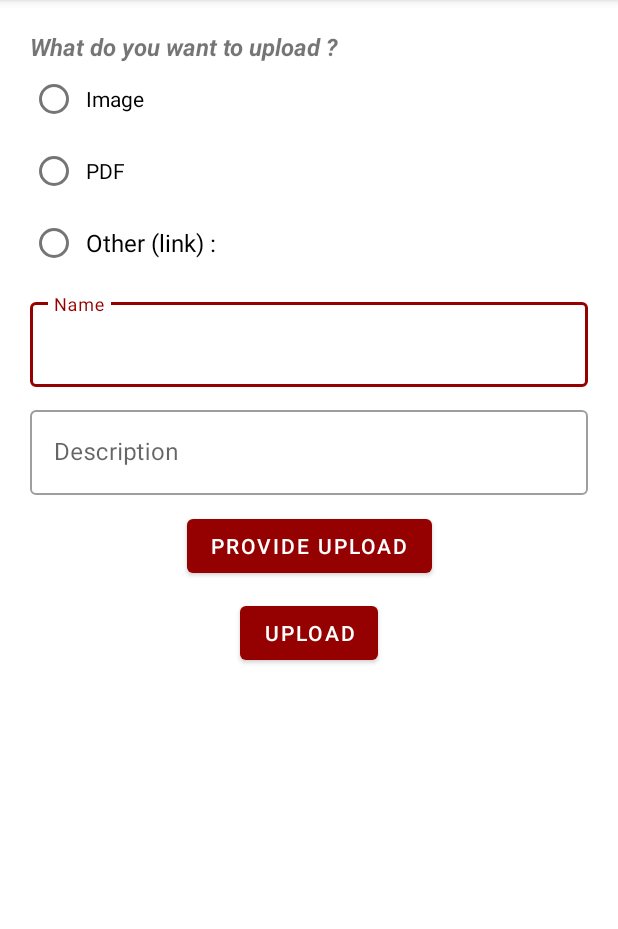
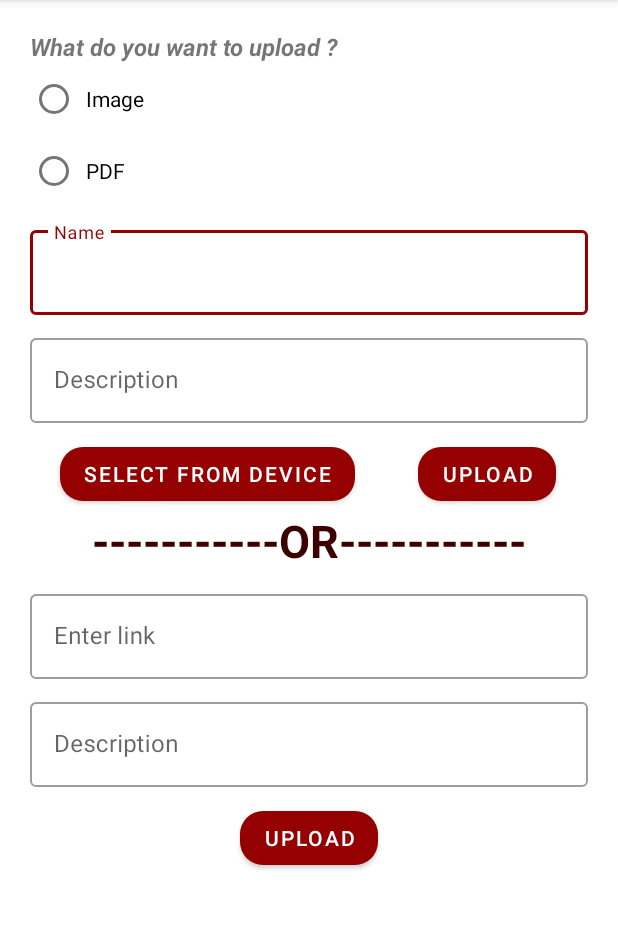
Before and after one commit to swarnima14/Connect-All-App, an Android app: the UploadResources screen opened directly, with no data from a screen before it, after a tap on "UPLOAD", on a phone screen of 412 x 824 dp, the part 84-1013 px from its top. Run offline under Robolectric (Android 15) with nearby library versions, the phone set to English and light mode, and no system bars; our stand-ins replace Firebase (no records; nobody signed in at launch, a user with empty details on screens opened directly); Roboto replaces fonts that are not available here.

Commit message:
upload resources completed

```diff
--- a/app/src/main/java/com/app/connectall/EditProfileActivity.java
+++ b/app/src/main/java/com/app/connectall/EditProfileActivity.java
@@ -65,7 +65,6 @@ public class EditProfileActivity extends AppCompatActivity {
                 } else {
                     Toast.makeText(EditProfileActivity.this, "Nothing selected from the radio group", Toast.LENGTH_SHORT).show();
                 }
-
 
                 hashMapFirst = new HashMap<>();
                 hashMapFirst.put("Name", name);
--- a/app/src/main/java/com/app/connectall/TalkActivity.java
+++ b/app/src/main/java/com/app/connectall/TalkActivity.java
@@ -25,7 +25,7 @@ public class TalkActivity extends AppCompatActivity {
     MaterialButton btnSchedule;
     DatePickerDialog datePickerDialog;
     TimePickerDialog picker;
-    String uid, name;
+    String uid, name, domain;
 
     @Override
     protected void onCreate(Bundle savedInstanceState) {
@@ -34,7 +34,7 @@ public class TalkActivity extends AppCompatActivity {
 
         initialise();
         name = getIntent().getStringExtra("name");
-
+        domain = getIntent().getStringExtra("domain");
 
         etDate.setOnClickListener(new View.OnClickListener() {
             @Override
@@ -65,7 +65,7 @@ public class TalkActivity extends AppCompatActivity {
                     Toast.makeText(TalkActivity.this, "All fields required", Toast.LENGTH_SHORT).show();
                 else
                 {
-                    DatabaseReference ref = FirebaseDatabase.getInstance().getReference().child("Talk Schedules");
+                    DatabaseReference ref = FirebaseDatabase.getInstance().getReference().child("Talk Schedules").child(domain);
                     HashMap<String, String> map = new HashMap<>();
                     map.put("Topic", topic);
                     map.put("Platform", platform);
--- a/app/src/main/java/com/app/connectall/UploadResources.java
+++ b/app/src/main/java/com/app/connectall/UploadResources.java
@@ -3,12 +3,15 @@ package com.app.connectall;
 import androidx.annotation.NonNull;
 import androidx.annotation.Nullable;
 import androidx.appcompat.app.AppCompatActivity;
+import androidx.swiperefreshlayout.widget.CircularProgressDrawable;
 
+import android.app.ProgressDialog;
 import android.content.Intent;
 import android.net.Uri;
 import android.os.Bundle;
 import android.provider.MediaStore;
 import android.view.View;
+import android.widget.ImageView;
 import android.widget.ProgressBar;
 import android.widget.RadioGroup;
 import android.widget.Toast;
@@ -25,15 +28,20 @@ import com.google.firebase.storage.OnProgressListener;
 import com.google.firebase.storage.StorageReference;
 import com.google.firebase.storage.UploadTask;
 
+import java.util.HashMap;
+
 public class UploadResources extends AppCompatActivity {
 
-    MaterialButton btnUpload, btnSelect;
+    MaterialButton btnUpload, btnUploadLink, btnSel;
     RadioGroup grp;
-    TextInputEditText etLink, etDesc, etName;
+    TextInputEditText etLink, etDesc, etName, etDescLink;
     TextInputLayout layLink;
     Uri pdfUri = null;
     Uri imgUri = null;
-    ProgressBar progressBar;
+    ProgressDialog progressDialog;
+    String uploadedBy, domain;
+    ImageView imgUpload;
+    Boolean checkImg = false, checkPdf = false;
 
     @Override
     protected void onCreate(Bundle savedInstanceState) {
@@ -41,24 +49,112 @@ public class UploadResources extends AppCompatActivity {
         setContentView(R.layout.act6_upload_resources);
 
         initialise();
+        uploadedBy = getIntent().getStringExtra("name");
+        domain = getIntent().getStringExtra("domain");
 
-        if(grp.getCheckedRadioButtonId() == R.id.btnLink)
-            layLink.setVisibility(View.VISIBLE);
-        else
-            layLink.setVisibility(View.GONE);
-
-        btnUpload.setOnClickListener(new View.OnClickListener() {
+        btnSel.setOnClickListener(new View.OnClickListener() {
             @Override
             public void onClick(View v) {
 
                 checkUploadOption();
             }
         });
-
-        btnSelect.setOnClickListener(new View.OnClickListener() {
+        btnUpload.setOnClickListener(new View.OnClickListener() {
+            @Override
+            public void onClick(View v) {
+                if(checkImg)
+                    upload(imgUri, "jpg");
+                if(checkPdf)
+                    upload(pdfUri, "pdf");
+            }
+        });
+        btnUploadLink.setOnClickListener(new View.OnClickListener() {
             @Override
             public void onClick(View v) {
 
+                String descLink = etDescLink.getText().toString().trim();
+                String link = etLink.getText().toString().trim();
+                uploadLink(descLink, link);
+            }
+        });
+    }
+
+    private void uploadLink(String descLink, String link) {
+        progressDialog.show();
+        DatabaseReference databaseReference = FirebaseDatabase.getInstance().getReference("Uploads").child(domain).child("links");
+        HashMap<String, String> map = new HashMap<>();
+        map.put("desc", descLink);
+        map.put("name", "link");
+        map.put("uploaded by", uploadedBy);
+        map.put("url", link);
+        String pushId = databaseReference.push().getKey();
+        databaseReference.child(pushId).setValue(map).addOnSuccessListener(new OnSuccessListener<Void>() {
+            @Override
+            public void onSuccess(Void aVoid) {
+                Toast.makeText(UploadResources.this, "Link uploaded successfully", Toast.LENGTH_SHORT).show();
+                etDescLink.setText("");
+                etLink.setText("");
+                progressDialog.dismiss();
+            }
+        }).addOnFailureListener(new OnFailureListener() {
+            @Override
+            public void onFailure(@NonNull Exception e) {
+                Toast.makeText(UploadResources.this, "Not uploaded", Toast.LENGTH_SHORT).show();
+                progressDialog.dismiss();
+            }
+        });
+    }
+
+    private void upload(Uri uri, String type)
+    {
+        progressDialog.show();
+        String name = etName.getText().toString().trim();
+        String desc = etDesc.getText().toString().trim();
+
+        String time = "" + System.currentTimeMillis();
+        StorageReference storageReference = FirebaseStorage.getInstance().getReference();
+        DatabaseReference databaseReference = FirebaseDatabase.getInstance().getReference("Uploads").child(domain).child(type);
+        String pushId = time;
+
+        StorageReference path = storageReference.child(pushId + "." + type);
+        path.putFile(uri).addOnSuccessListener(new OnSuccessListener<UploadTask.TaskSnapshot>() {
+            @Override
+            public void onSuccess(UploadTask.TaskSnapshot taskSnapshot) {
+                path.getDownloadUrl().addOnSuccessListener(new OnSuccessListener<Uri>() {
+                    @Override
+                    public void onSuccess(Uri uri) {
+                        String pushId = databaseReference.push().getKey();
+
+                        HashMap<String, String> map = new HashMap<>();
+                        map.put("name", name);
+                        map.put("desc", desc);
+                        map.put("uploaded by", uploadedBy);
+                        map.put("url", uri.toString());
+                        databaseReference.child(pushId).setValue(map);
+
+                        //databaseReference.child(pushId).setValue(uri.toString());
+                    }
+                });
+                progressDialog.dismiss();
+                imgUpload.setVisibility(View.GONE);
+                etDesc.setText("");
+                etName.setText("");
+                grp.clearCheck();
+                Toast.makeText(UploadResources.this, "Uploaded successfully", Toast.LENGTH_SHORT).show();
+            }
+
+        }).addOnFailureListener(new OnFailureListener() {
+            @Override
+            public void onFailure(@NonNull Exception e) {
+                Toast.makeText(UploadResources.this, "Failed", Toast.LENGTH_SHORT).show();
+                progressDialog.dismiss();
+                imgUpload.setVisibility(View.GONE);
+            }
+        }).addOnProgressListener(new OnProgressListener<UploadTask.TaskSnapshot>() {
+            @Override
+            public void onProgress(@NonNull UploadTask.TaskSnapshot snapshot) {
+                progressDialog.show();
+                imgUpload.setVisibility(View.GONE);
             }
         });
     }
@@ -67,27 +163,14 @@ public class UploadResources extends AppCompatActivity {
 
         if(grp.getCheckedRadioButtonId() == R.id.btnPdf)
         {
-            layLink.setVisibility(View.GONE);
             Intent intent = new Intent();
             intent.setAction(Intent.ACTION_GET_CONTENT);
             intent.setType("application/pdf");
             startActivityForResult(intent, 1);
             Toast.makeText(this, "pdf", Toast.LENGTH_SHORT).show();
         }
-        else if(grp.getCheckedRadioButtonId() == R.id.btnLink)
-        {
-            layLink.setVisibility(View.VISIBLE);
-            String link = etLink.getText().toString().trim();
-            if(!link.isEmpty()) {
-                DatabaseReference linkRef = FirebaseDatabase.getInstance().getReference("Link");
-                linkRef.push().setValue(link);
-            }
-            else
-            Toast.makeText(this, "no link provided", Toast.LENGTH_SHORT).show();
-        }
         else if(grp.getCheckedRadioButtonId() == R.id.btnImage)
         {
-            layLink.setVisibility(View.GONE);
             Intent intent = new Intent(Intent.ACTION_PICK, MediaStore.Images.Media.INTERNAL_CONTENT_URI);
             /*intent.setAction(Intent.ACTION_GET_CONTENT);
             intent.setType("image");*/
@@ -96,20 +179,25 @@ public class UploadResources extends AppCompatActivity {
         }
         else
         {
-            layLink.setVisibility(View.GONE);
             Toast.makeText(this, "select from above group", Toast.LENGTH_SHORT).show();
         }
     }
 
     private void initialise() {
         btnUpload = findViewById(R.id.btnUpload);
-        btnSelect = findViewById(R.id.btnSelect);
+        btnUploadLink = findViewById(R.id.btnUploadLink);
+        btnSel = findViewById(R.id.btnSelect);
+        imgUpload = findViewById(R.id.imgUpload);
         grp = findViewById(R.id.uploadGrp);
         layLink = findViewById(R.id.layLink);
         etDesc = findViewById(R.id.etDesc);
         etLink = findViewById(R.id.etLink);
         etName = findViewById(R.id.etName);
-        progressBar = findViewById(R.id.progressBar);
+        etDescLink = findViewById(R.id.etDescLink);
+        progressDialog = new ProgressDialog(this);
+        progressDialog.setMessage("Please Wait....");
+        progressDialog.setCancelable(false);
+        progressDialog.setCanceledOnTouchOutside(false);
     }
 
     @Override
@@ -118,74 +206,18 @@ public class UploadResources extends AppCompatActivity {
 
         if(resultCode == RESULT_OK && requestCode == 1)
         {
+            imgUpload.setVisibility(View.VISIBLE);
             pdfUri = data.getData();
-            final String time = "" + System.currentTimeMillis();
-            StorageReference storageReference = FirebaseStorage.getInstance().getReference();
-            DatabaseReference databaseReference = FirebaseDatabase.getInstance().getReference("PDF");
-            final String pushId = time;
-
-            final StorageReference path = storageReference.child(pushId + "." + "pdf");
-            path.putFile(pdfUri).addOnSuccessListener(new OnSuccessListener<UploadTask.TaskSnapshot>() {
-                @Override
-                public void onSuccess(UploadTask.TaskSnapshot taskSnapshot) {
-                    path.getDownloadUrl().addOnSuccessListener(new OnSuccessListener<Uri>() {
-                        @Override
-                        public void onSuccess(Uri uri) {
-                            String pushId = databaseReference.push().getKey();
-                            databaseReference.child(pushId).setValue(uri.toString());
-                        }
-                    });
-                    progressBar.setVisibility(View.GONE);
-                }
-
-            }).addOnFailureListener(new OnFailureListener() {
-                @Override
-                public void onFailure(@NonNull Exception e) {
-                    Toast.makeText(UploadResources.this, "Failed", Toast.LENGTH_SHORT).show();
-                    progressBar.setVisibility(View.GONE);
-                }
-            }).addOnProgressListener(new OnProgressListener<UploadTask.TaskSnapshot>() {
-                @Override
-                public void onProgress(@NonNull UploadTask.TaskSnapshot snapshot) {
-                    progressBar.setVisibility(View.VISIBLE);
-                }
-            });
+            checkImg = false;
+            checkPdf = true;
         }
 
         if(requestCode == 2 && resultCode == RESULT_OK)
         {
             imgUri = data.getData();
-
-            final String time = "" + System.currentTimeMillis();
-            StorageReference storageReference = FirebaseStorage.getInstance().getReference();
-            DatabaseReference databaseReference = FirebaseDatabase.getInstance().getReference("Image");
-            final String pushId = time;
-
-            final StorageReference path = storageReference.child(pushId + "." + "jpg");
-            path.putFile(imgUri).addOnSuccessListener(new OnSuccessListener<UploadTask.TaskSnapshot>() {
-                @Override
-                public void onSuccess(UploadTask.TaskSnapshot taskSnapshot) {
-                    path.getDownloadUrl().addOnSuccessListener(new OnSuccessListener<Uri>() {
-                        @Override
-                        public void onSuccess(Uri uri) {
-                            String pushId = databaseReference.push().getKey();
-                            databaseReference.child(pushId).setValue(uri.toString());
-                        }
-                    });
-                    progressBar.setVisibility(View.GONE);
-                }
-            }).addOnFailureListener(new OnFailureListener() {
-                @Override
-                public void onFailure(@NonNull Exception e) {
-                    Toast.makeText(UploadResources.this, "Failed", Toast.LENGTH_SHORT).show();
-                    progressBar.setVisibility(View.GONE);
-                }
-            }).addOnProgressListener(new OnProgressListener<UploadTask.TaskSnapshot>() {
-                @Override
-                public void onProgress(@NonNull UploadTask.TaskSnapshot snapshot) {
-                    progressBar.setVisibility(View.VISIBLE);
-                }
-            });
+            imgUpload.setVisibility(View.VISIBLE);
+            checkImg = true;
+            checkPdf = false;
         }
     }
 }
--- a/app/src/main/res/layout/act5_alumni_details.xml
+++ b/app/src/main/res/layout/act5_alumni_details.xml
@@ -159,7 +159,7 @@
                     android:id="@+id/rbTech"
                     android:layout_width="wrap_content"
                     android:layout_height="25dp"
-                    android:text="Corporate/Technical Sector" />
+                    android:text="Corporate or Technical Sector" />
 
                 <RadioButton
                     android:id="@+id/rbHigher"
--- a/app/src/main/res/layout/act6_upload_resources.xml
+++ b/app/src/main/res/layout/act6_upload_resources.xml
@@ -42,44 +42,16 @@
             android:text="PDF"
             android:padding="5sp"/>
 
-        <RadioButton
-            android:id="@+id/btnLink"
-            android:layout_width="wrap_content"
-            android:layout_height="wrap_content"
-            android:text="Other (link) : "
-            android:textSize="16sp"
-            android:padding="5sp"/>
+    </RadioGroup>
 
 
-
-    </RadioGroup>
-
-    <com.google.android.material.textfield.TextInputLayout
-        android:id="@+id/layLink"
-        android:layout_width="match_parent"
-        android:layout_height="wrap_content"
-        app:layout_constraintStart_toStartOf="parent"
-        app:layout_constraintTop_toBottomOf="@id/uploadGrp"
-        app:layout_constraintEnd_toEndOf="parent"
-        style="@style/Widget.MaterialComponents.TextInputLayout.OutlinedBox"
-        android:layout_marginTop="10dp"
-        android:layout_marginStart="20dp"
-        android:layout_marginEnd="20dp"
-        android:visibility="gone">
-
-        <com.google.android.material.textfield.TextInputEditText
-            android:id="@+id/etLink"
-            android:layout_width="match_parent"
-            android:layout_height="match_parent"
-            android:hint="Enter link"/>
-    </com.google.android.material.textfield.TextInputLayout>
 
     <com.google.android.material.textfield.TextInputLayout
     android:id="@+id/layName"
     android:layout_width="match_parent"
     android:layout_height="wrap_content"
     app:layout_constraintStart_toStartOf="parent"
-    app:layout_constraintTop_toBottomOf="@id/layLink"
+    app:layout_constraintTop_toBottomOf="@id/uploadGrp"
     app:layout_constraintEnd_toEndOf="parent"
     style="@style/Widget.MaterialComponents.TextInputLayout.OutlinedBox"
     android:layout_marginTop="10dp"
@@ -114,35 +86,99 @@
             android:hint="Description"/>
     </com.google.android.material.textfield.TextInputLayout>
 
-    <ProgressBar
-        android:id="@+id/progressBar"
-        android:layout_width="match_parent"
-        android:layout_height="wrap_content"
+    <ImageView
+        android:id="@+id/imgUpload"
+        android:layout_width="50dp"
+        android:layout_height="50dp"
         app:layout_constraintStart_toStartOf="parent"
         app:layout_constraintEnd_toEndOf="parent"
         app:layout_constraintTop_toBottomOf="@id/layDesc"
-        android:visibility="gone"
-        android:indeterminate="true"
-        android:theme="@style/Widget.MaterialComponents.CircularProgressIndicator"/>
+        android:src="@drawable/edit"
+        android:background="@color/colorAccent"
+        android:visibility="gone"/>
 
     <com.google.android.material.button.MaterialButton
         android:id="@+id/btnUpload"
         android:layout_width="wrap_content"
         android:layout_height="wrap_content"
-        app:layout_constraintStart_toStartOf="parent"
+        app:layout_constraintStart_toEndOf="@id/btnSelect"
         app:layout_constraintEnd_toEndOf="parent"
-        app:layout_constraintTop_toBottomOf="@id/btnSelect"
+        app:layout_constraintTop_toBottomOf="@id/imgUpload"
         android:text="upload"
-        android:layout_marginTop="10dp"/>
+        android:layout_marginTop="10dp"
+        app:cornerRadius="15dp"/>
 
     <com.google.android.material.button.MaterialButton
         android:id="@+id/btnSelect"
         android:layout_width="wrap_content"
         android:layout_height="wrap_content"
         app:layout_constraintStart_toStartOf="parent"
+        android:layout_marginStart="40dp"
+        app:layout_constraintTop_toBottomOf="@id/imgUpload"
+        android:text="select from device"
+        android:layout_marginTop="10dp"
+        app:cornerRadius="15dp"/>
+
+    <TextView
+        android:id="@+id/tvOr"
+        android:layout_width="match_parent"
+        android:layout_height="wrap_content"
+        app:layout_constraintStart_toStartOf="parent"
         app:layout_constraintEnd_toEndOf="parent"
-        app:layout_constraintTop_toBottomOf="@id/progressBar"
-        android:text="provide upload"
-        android:layout_marginTop="10dp"/>
+        app:layout_constraintTop_toBottomOf="@id/btnSelect"
+        android:text="-----------OR-----------"
+        android:textColor="@color/colorPrimaryDark"
+        android:textSize="30sp"
+        android:textStyle="bold"
+        android:gravity="center_horizontal"/>
+
+    <com.google.android.material.textfield.TextInputLayout
+        android:id="@+id/layLink"
+        android:layout_width="match_parent"
+        android:layout_height="wrap_content"
+        app:layout_constraintStart_toStartOf="parent"
+        app:layout_constraintTop_toBottomOf="@id/tvOr"
+        app:layout_constraintEnd_toEndOf="parent"
+        style="@style/Widget.MaterialComponents.TextInputLayout.OutlinedBox"
+        android:layout_marginTop="10dp"
+        android:layout_marginStart="20dp"
+        android:layout_marginEnd="20dp">
+
+        <com.google.android.material.textfield.TextInputEditText
+            android:id="@+id/etLink"
+            android:layout_width="match_parent"
+            android:layout_height="match_parent"
+            android:hint="Enter link"/>
+    </com.google.android.material.textfield.TextInputLayout>
+
+    <com.google.android.material.textfield.TextInputLayout
+        android:id="@+id/layDescLink"
+        android:layout_width="match_parent"
+        android:layout_height="wrap_content"
+        app:layout_constraintStart_toStartOf="parent"
+        app:layout_constraintTop_toBottomOf="@id/layLink"
+        app:layout_constraintEnd_toEndOf="parent"
+        style="@style/Widget.MaterialComponents.TextInputLayout.OutlinedBox"
+        android:layout_marginTop="10dp"
+        android:layout_marginStart="20dp"
+        android:layout_marginEnd="20dp">
+
+        <com.google.android.material.textfield.TextInputEditText
+            android:id="@+id/etDescLink"
+            android:layout_width="match_parent"
+            android:layout_height="match_parent"
+            android:hint="Description"/>
+    </com.google.android.material.textfield.TextInputLayout>
+
+    <com.google.android.material.button.MaterialButton
+        android:id="@+id/btnUploadLink"
+        android:layout_width="wrap_content"
+        android:layout_height="wrap_content"
+        app:layout_constraintStart_toStartOf="parent"
+        app:layout_constraintEnd_toEndOf="parent"
+        app:layout_constraintTop_toBottomOf="@id/layDescLink"
+        android:text="upload"
+        android:layout_marginTop="10dp"
+        app:cornerRadius="15dp"/>
 
 </androidx.constraintlayout.widget.ConstraintLayout>
```
Also changed, not shown: app/src/main/java/com/app/connectall/AlumniMainProfile.java (+10 -5 lines).
